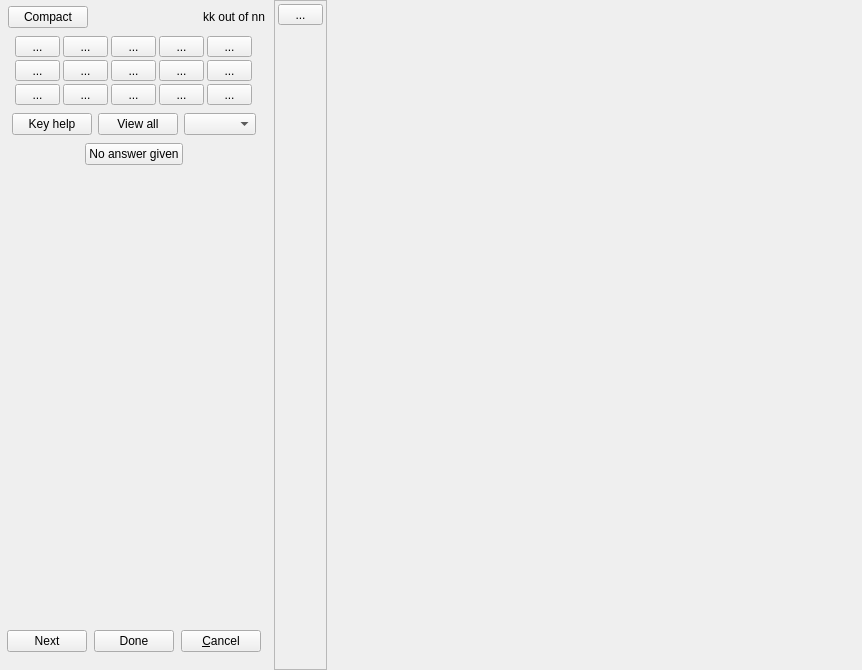
First picture: the form in qtCreatorFiles/ui_annotator_rhm.ui, repository plomgrading/plom, before the edit.
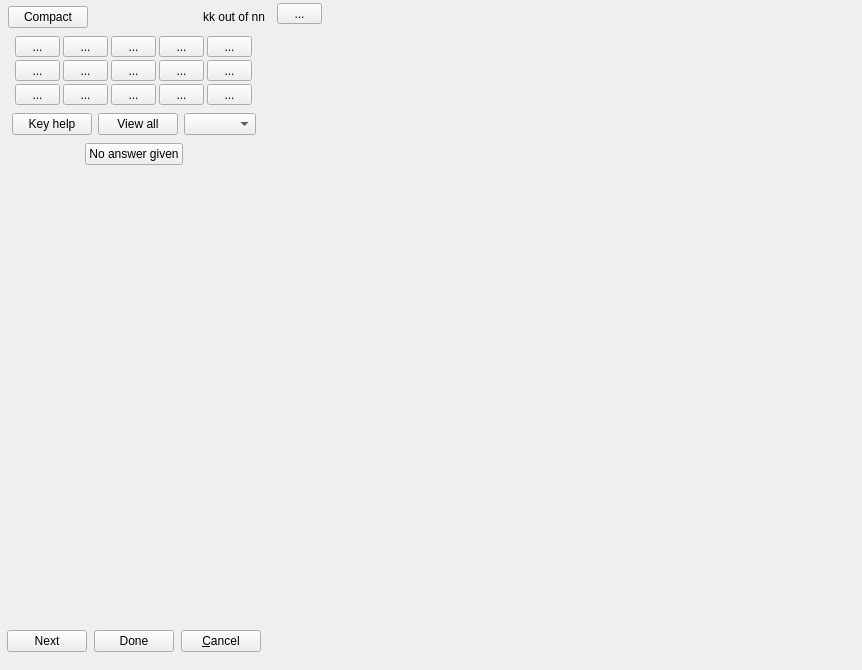
Second picture: the form after the edit.

Commit message: remove border from thin toolbar

```diff
--- a/qtCreatorFiles/ui_annotator_rhm.ui
+++ b/qtCreatorFiles/ui_annotator_rhm.ui
@@ -634,7 +634,7 @@
    <item>
     <widget class="QFrame" name="revealBox0">
      <property name="frameShape">
-      <enum>QFrame::StyledPanel</enum>
+      <enum>QFrame::NoFrame</enum>
      </property>
      <property name="frameShadow">
       <enum>QFrame::Raised</enum>
```
The commit also changes 3 other files.
